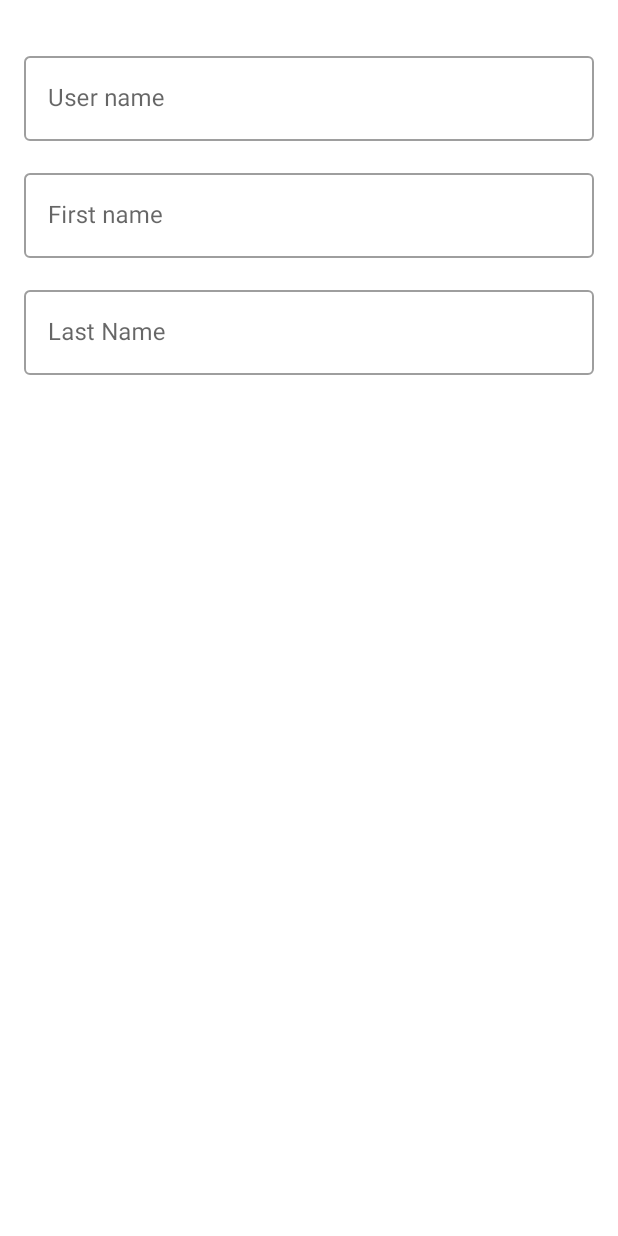
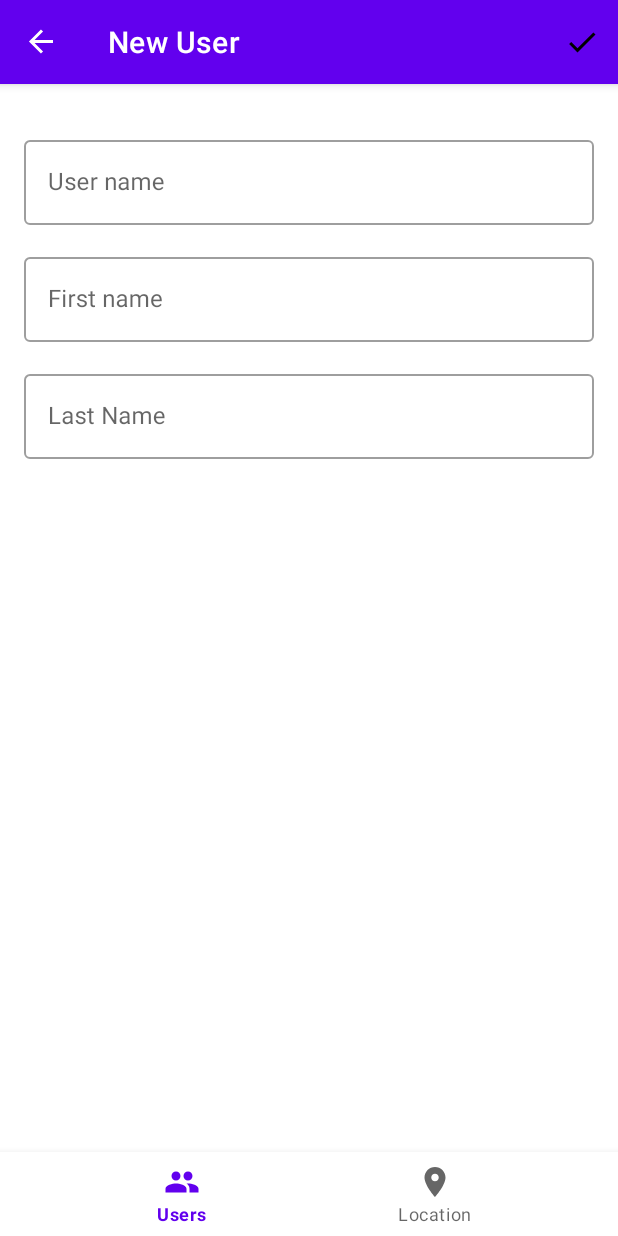
Before and after one commit to sapuglha/coroutinesExploration, an Android app: the screen it shows after launch (MainActivity), after a tap on an icon or button, on a phone screen of 412 x 824 dp. Run offline under Robolectric (Android 15) with nearby library versions, the phone set to English and light mode, and no system bars; our stand-ins replace Dagger/Hilt's generated code, Timber, data binding, navigation-ui.

Commit message:
Add bottom navigation option for Location fragment

```diff
--- a/android/app/src/main/java/com/sapuglha/coroutinesexploration/presentation/MainActivity.kt
+++ b/android/app/src/main/java/com/sapuglha/coroutinesexploration/presentation/MainActivity.kt
@@ -5,8 +5,10 @@ import androidx.appcompat.app.AppCompatActivity
 import androidx.navigation.NavController
 import androidx.navigation.findNavController
 import androidx.navigation.ui.AppBarConfiguration
-import androidx.navigation.ui.navigateUp
 import androidx.navigation.ui.setupActionBarWithNavController
+import androidx.navigation.ui.setupWithNavController
+import com.google.android.material.appbar.MaterialToolbar
+import com.google.android.material.bottomnavigation.BottomNavigationView
 import com.sapuglha.coroutinesexploration.R
 
 class MainActivity : AppCompatActivity() {
@@ -18,12 +20,23 @@ class MainActivity : AppCompatActivity() {
         setContentView(R.layout.activity_main)
 
         navController = findNavController(R.id.navFragment)
-        appBarConfiguration = AppBarConfiguration(navController.graph)
+        val appBarConfiguration = AppBarConfiguration(
+            setOf(
+                R.id.bottom_menu_item_users,
+                R.id.bottom_menu_item_location
+            )
+        )
 
+        val toolbar: MaterialToolbar = findViewById(R.id.toolbar)
+        val bottomNavigationView: BottomNavigationView = findViewById(R.id.bottomNavigation)
+
+        setSupportActionBar(toolbar)
         setupActionBarWithNavController(navController, appBarConfiguration)
+
+        // Setup the bottom navigation
+        bottomNavigationView.setupWithNavController(navController)
     }
 
-    override fun onSupportNavigateUp(): Boolean {
-        return navController.navigateUp(appBarConfiguration) || super.onSupportNavigateUp()
-    }
+    override fun onSupportNavigateUp() =
+        findNavController(R.id.navFragment).navigateUp()
 }
--- /dev/null
+++ b/android/app/src/main/java/com/sapuglha/coroutinesexploration/presentation/location/LocationFragment.kt
@@ -0,0 +1,7 @@
+package com.sapuglha.coroutinesexploration.presentation.location
+
+import androidx.fragment.app.Fragment
+
+class LocationFragment : Fragment() {
+
+}
--- /dev/null
+++ b/android/app/src/main/res/drawable/ic_bottom_menu_item_location.xml
@@ -0,0 +1,9 @@
+<vector xmlns:android="http://schemas.android.com/apk/res/android"
+        android:width="24dp"
+        android:height="24dp"
+        android:viewportWidth="24.0"
+        android:viewportHeight="24.0">
+    <path
+        android:fillColor="#FF000000"
+        android:pathData="M12,2C8.13,2 5,5.13 5,9c0,5.25 7,13 7,13s7,-7.75 7,-13c0,-3.87 -3.13,-7 -7,-7zM12,11.5c-1.38,0 -2.5,-1.12 -2.5,-2.5s1.12,-2.5 2.5,-2.5 2.5,1.12 2.5,2.5 -1.12,2.5 -2.5,2.5z"/>
+</vector>
--- /dev/null
+++ b/android/app/src/main/res/drawable/ic_bottom_menu_item_users.xml
@@ -0,0 +1,9 @@
+<vector xmlns:android="http://schemas.android.com/apk/res/android"
+        android:width="24dp"
+        android:height="24dp"
+        android:viewportWidth="24.0"
+        android:viewportHeight="24.0">
+    <path
+        android:fillColor="#FF000000"
+        android:pathData="M16,11c1.66,0 2.99,-1.34 2.99,-3S17.66,5 16,5c-1.66,0 -3,1.34 -3,3s1.34,3 3,3zM8,11c1.66,0 2.99,-1.34 2.99,-3S9.66,5 8,5C6.34,5 5,6.34 5,8s1.34,3 3,3zM8,13c-2.33,0 -7,1.17 -7,3.5L1,19h14v-2.5c0,-2.33 -4.67,-3.5 -7,-3.5zM16,13c-0.29,0 -0.62,0.02 -0.97,0.05 1.16,0.84 1.97,1.97 1.97,3.45L17,19h6v-2.5c0,-2.33 -4.67,-3.5 -7,-3.5z"/>
+</vector>
--- a/android/app/src/main/res/layout/activity_main.xml
+++ b/android/app/src/main/res/layout/activity_main.xml
@@ -1,10 +1,22 @@
 <?xml version="1.0" encoding="utf-8"?>
-<androidx.constraintlayout.widget.ConstraintLayout xmlns:android="http://schemas.android.com/apk/res/android"
+<layout xmlns:android="http://schemas.android.com/apk/res/android"
     xmlns:app="http://schemas.android.com/apk/res-auto"
-    xmlns:tools="http://schemas.android.com/tools"
+    xmlns:tools="http://schemas.android.com/tools">
+
+    <androidx.constraintlayout.widget.ConstraintLayout
         android:layout_width="match_parent"
         android:layout_height="match_parent"
         tools:context=".presentation.MainActivity">
+
+        <com.google.android.material.appbar.MaterialToolbar
+            android:id="@+id/toolbar"
+            style="?toolbarStyle"
+            android:layout_width="0dp"
+            android:layout_height="wrap_content"
+            app:layout_constraintBottom_toTopOf="@id/navFragment"
+            app:layout_constraintEnd_toEndOf="parent"
+            app:layout_constraintStart_toStartOf="parent"
+            app:layout_constraintTop_toTopOf="parent" />
 
         <fragment
             android:id="@+id/navFragment"
@@ -12,10 +24,23 @@
             android:layout_width="0dp"
             android:layout_height="0dp"
             app:defaultNavHost="true"
-        app:layout_constraintBottom_toBottomOf="parent"
+            app:layout_constraintBottom_toTopOf="@+id/bottomNavigation"
             app:layout_constraintEnd_toEndOf="parent"
             app:layout_constraintStart_toStartOf="parent"
-        app:layout_constraintTop_toTopOf="parent"
+            app:layout_constraintTop_toBottomOf="@+id/toolbar"
             app:navGraph="@navigation/main" />
 
+        <com.google.android.material.bottomnavigation.BottomNavigationView
+            android:id="@+id/bottomNavigation"
+            android:layout_width="0dp"
+            android:layout_height="wrap_content"
+            android:layout_gravity="bottom"
+            app:labelVisibilityMode="labeled"
+            app:layout_constraintBottom_toBottomOf="parent"
+            app:layout_constraintLeft_toLeftOf="parent"
+            app:layout_constraintRight_toRightOf="parent"
+            app:layout_constraintTop_toBottomOf="@+id/navFragment"
+            app:menu="@menu/bottom_navigation_menu" />
+
     </androidx.constraintlayout.widget.ConstraintLayout>
+</layout>
--- /dev/null
+++ b/android/app/src/main/res/layout/fragment_location.xml
@@ -0,0 +1,6 @@
+<?xml version="1.0" encoding="utf-8"?>
+<androidx.constraintlayout.widget.ConstraintLayout
+    xmlns:android="http://schemas.android.com/apk/res/android" android:layout_width="match_parent"
+    android:layout_height="match_parent">
+
+</androidx.constraintlayout.widget.ConstraintLayout>
--- /dev/null
+++ b/android/app/src/main/res/menu/bottom_navigation_menu.xml
@@ -0,0 +1,11 @@
+<?xml version="1.0" encoding="utf-8"?>
+<menu xmlns:android="http://schemas.android.com/apk/res/android">
+    <item
+        android:id="@+id/bottom_menu_item_users"
+        android:icon="@drawable/ic_bottom_menu_item_users"
+        android:title="@string/bottom_menu_item_users" />
+    <item
+        android:id="@+id/bottom_menu_item_location"
+        android:icon="@drawable/ic_bottom_menu_item_location"
+        android:title="@string/bottom_menu_item_location" />
+</menu>
--- a/android/app/src/main/res/navigation/main.xml
+++ b/android/app/src/main/res/navigation/main.xml
@@ -3,20 +3,26 @@
     xmlns:app="http://schemas.android.com/apk/res-auto"
     xmlns:tools="http://schemas.android.com/tools"
     android:id="@+id/main"
-    app:startDestination="@id/userListFragment">
+    app:startDestination="@id/bottom_menu_item_users">
 
     <fragment
-        android:id="@+id/userListFragment"
+        android:id="@+id/bottom_menu_item_users"
         android:name="com.sapuglha.coroutinesexploration.presentation.user.list.UserListFragment"
         android:label="Users"
         tools:layout="@layout/fragment_user_list">
         <action
             android:id="@+id/action_userListFragment_to_userFormFragment"
-            app:destination="@id/userFormFragment" />
+            app:destination="@id/userForm" />
     </fragment>
 
     <fragment
-        android:id="@+id/userFormFragment"
+        android:id="@+id/bottom_menu_item_location"
+        android:name="com.sapuglha.coroutinesexploration.presentation.location.LocationFragment"
+        android:label="Location"
+        tools:layout="@layout/fragment_location" />
+
+    <fragment
+        android:id="@+id/userForm"
         android:name="com.sapuglha.coroutinesexploration.presentation.user.form.UserFormFragment"
         tools:layout="@layout/fragment_user_form">
         <argument
--- a/android/app/src/main/res/values/strings.xml
+++ b/android/app/src/main/res/values/strings.xml
@@ -1,7 +1,12 @@
 <resources>
     <string name="app_name">CoroutinesExploration</string>
+
     <string name="activity_form_textview_username_placeholder">User name</string>
     <string name="activity_form_textview_firstname_placeholder">First name</string>
     <string name="activity_form_textview_lastname_placeholder">Last Name</string>
+
     <string name="menu_form_action_save">Save</string>
+
+    <string name="bottom_menu_item_users">Users</string>
+    <string name="bottom_menu_item_location">Location</string>
 </resources>
--- a/android/dependencies.gradle
+++ b/android/dependencies.gradle
@@ -37,7 +37,7 @@ ext {
                     cardView          : "1.1.0-alpha01",
                     constraintLayout  : '2.0.0-beta2',
                     core_ktx          : '1.2.0-beta01',
-                    fragment_ktx      : '1.2.0-beta01',
+                    fragment_ktx      : '1.2.0-beta02',
                     lifecycle         : '2.2.0-beta01',
                     navigation        : '2.2.0-beta01',
                     room              : '2.2.0',
```
Lines whose indentation alone changed are shown as unchanged.
